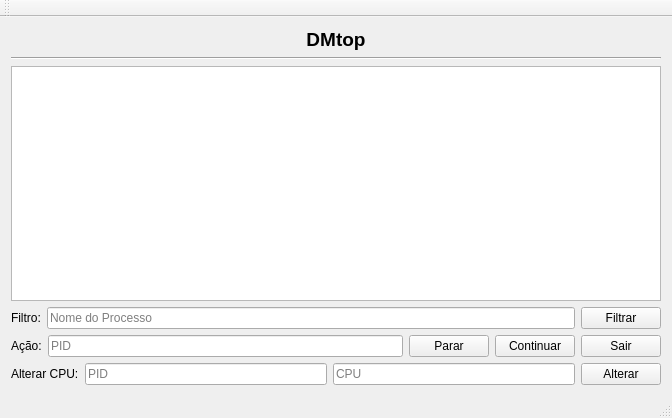
Qt form DMtop/mainwindow.ui (DenisMedeiros/Real-Time-Systems-Applications) before a commit.
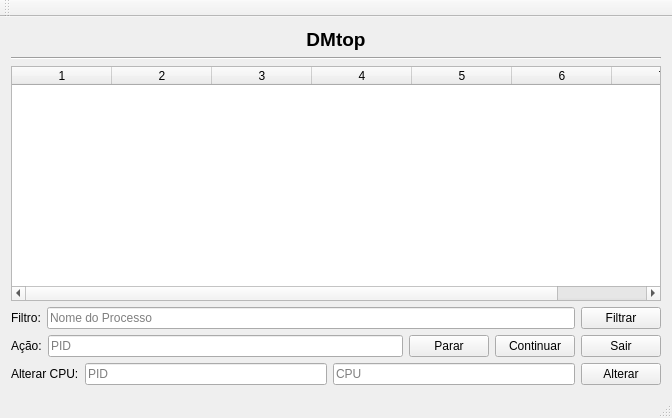
The same form after that commit.

Commit message: Alterando tabela para QTableWidjet.

```diff
--- a/DMtop/mainwindow.ui
+++ b/DMtop/mainwindow.ui
@@ -45,13 +45,16 @@
        </widget>
       </item>
       <item>
-       <widget class="QTableView" name="tableViewProcessos">
-        <property name="sortingEnabled">
-         <bool>true</bool>
+       <widget class="QTableWidget" name="tableWidgetProcessos">
+        <property name="columnCount">
+         <number>7</number>
         </property>
         <attribute name="horizontalHeaderCascadingSectionResizes">
          <bool>true</bool>
         </attribute>
+        <attribute name="horizontalHeaderShowSortIndicator" stdset="0">
+         <bool>true</bool>
+        </attribute>
         <attribute name="horizontalHeaderStretchLastSection">
          <bool>true</bool>
         </attribute>
@@ -59,8 +62,18 @@
          <bool>true</bool>
         </attribute>
         <attribute name="verticalHeaderShowSortIndicator" stdset="0">
-         <bool>false</bool>
+         <bool>true</bool>
         </attribute>
+        <attribute name="verticalHeaderStretchLastSection">
+         <bool>true</bool>
+        </attribute>
+        <column/>
+        <column/>
+        <column/>
+        <column/>
+        <column/>
+        <column/>
+        <column/>
        </widget>
       </item>
       <item>
```
The commit also changes 2 other files.
